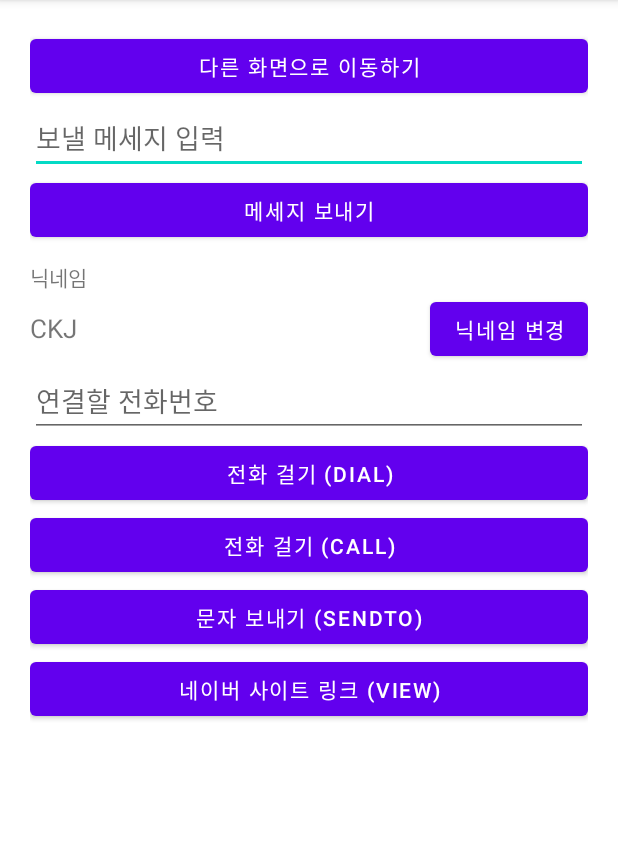
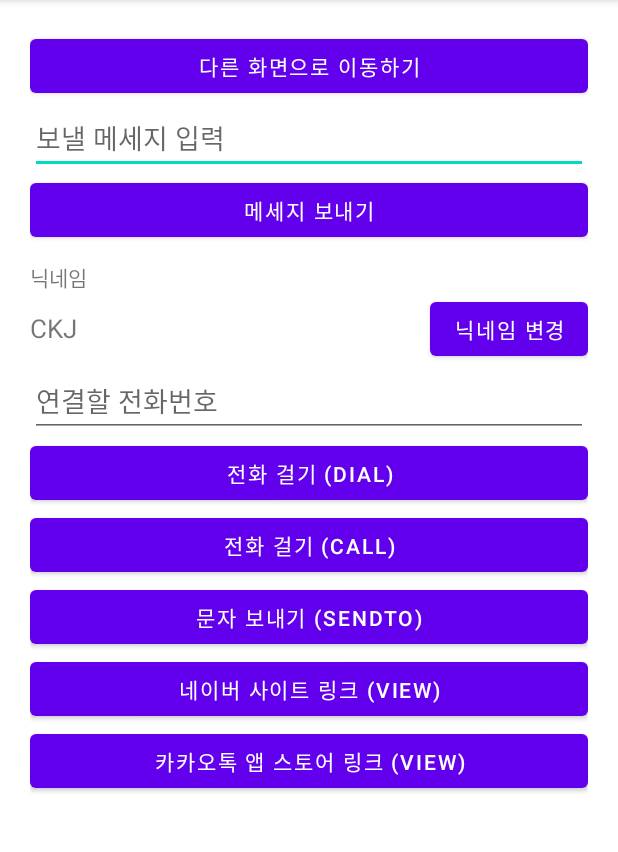
Before and after one commit to nepp-plus/Intent_20220226, an Android app: the screen it shows after launch (MainActivity), on a phone screen of 412 x 824 dp, the part 84-936 px from its top. Run offline under Robolectric (Android 15) with nearby library versions, the phone set to English and light mode, and no system bars.

Commit message:
플레이 스토어 링크 (VIEW)

```diff
--- a/app/src/main/java/com/neppplus/intent_20220226/MainActivity.kt
+++ b/app/src/main/java/com/neppplus/intent_20220226/MainActivity.kt
@@ -93,6 +93,12 @@ class MainActivity : AppCompatActivity() {
             startActivity(myIntent)
         }
 
+        btnKakaoAppLink.setOnClickListener {
+            val myUri = Uri.parse("market://details?id=com.kakao.talk")
+            val myIntent = Intent( Intent.ACTION_VIEW, myUri )
+            startActivity(myIntent)
+        }
+
     }
 
     override fun onActivityResult(requestCode: Int, resultCode: Int, data: Intent?) {
--- a/app/src/main/res/layout/activity_main.xml
+++ b/app/src/main/res/layout/activity_main.xml
@@ -89,5 +89,11 @@
         android:layout_height="wrap_content"
         android:text="네이버 사이트 링크 (VIEW)" />
 
+    <Button
+        android:id="@+id/btnKakaoAppLink"
+        android:layout_width="match_parent"
+        android:layout_height="wrap_content"
+        android:text="카카오톡 앱 스토어 링크 (VIEW)" />
+
 
 </LinearLayout>
```
